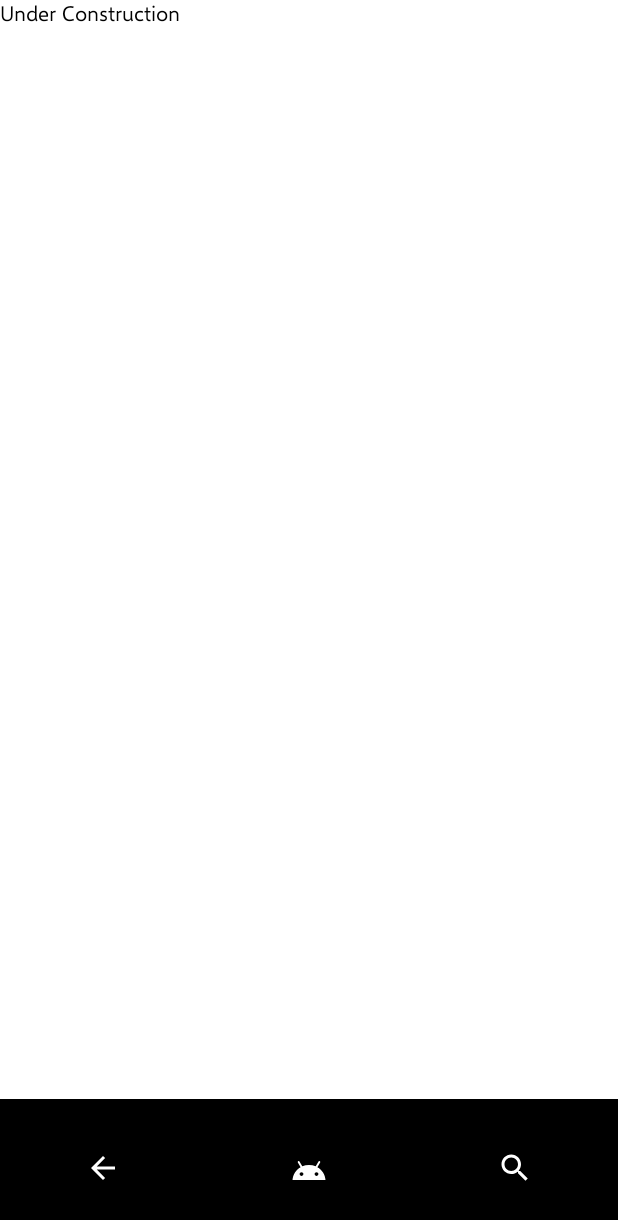
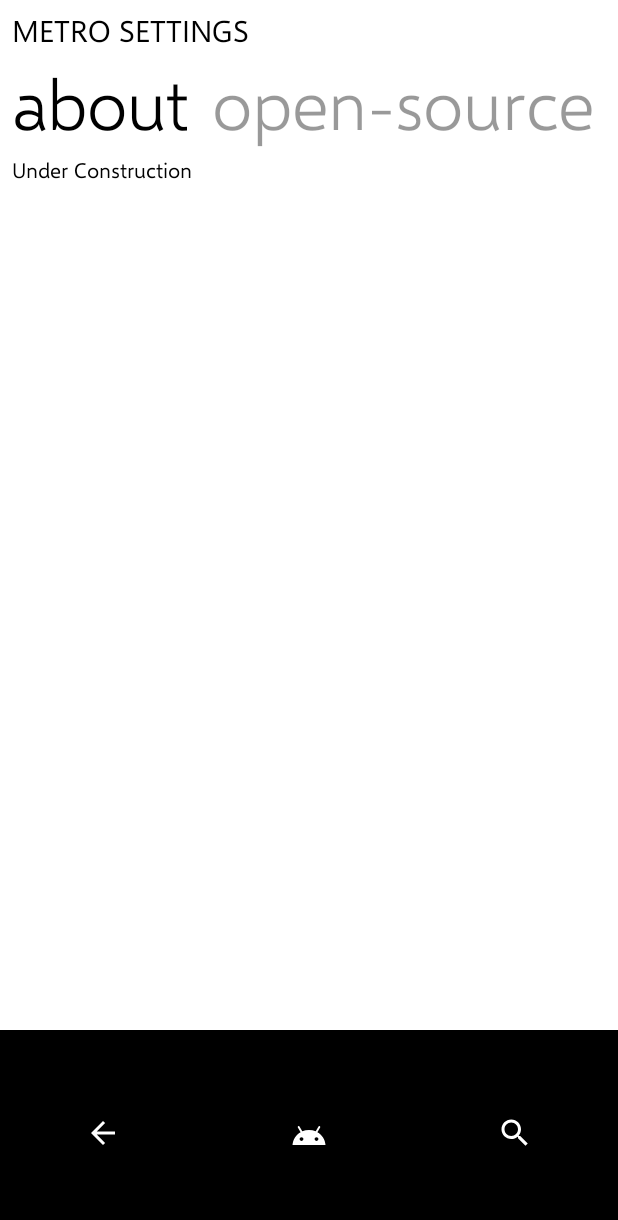
Before and after one commit to louis993546/Metro-Compose, an Android app built with Jetpack Compose: the MetroSettingsApp screen opened through its navigation route, on a phone screen of 412 x 824 dp. Shown: the top 1220 px of the screen. Run offline under Robolectric (Android 15) with nearby library versions, the phone set to English and light mode, and no system bars; our stand-ins replace Timber, accompanist.

Commit message:
Metro Settings now looks like a real app, kinda

```diff
--- a/demo/src/main/java/com/louis993546/metro/MainActivity.kt
+++ b/demo/src/main/java/com/louis993546/metro/MainActivity.kt
@@ -91,12 +91,13 @@ fun DeviceFrame(
     val ratio =
         LocalConfiguration.current.screenHeightDp.toFloat() / LocalConfiguration.current.screenWidthDp.toFloat()
     Timber.tag("qqqq").d(ratio.toString())
-    val isTallScreen = ratio >= 1.9
+    val isTallScreen = ratio >= 1.8
 
     Column {
         Box(
             modifier = Modifier
-                .run { if (isTallScreen) this.aspectRatio(9f / 16f) else this }
+                // Lumia 920 has 1280 * 768 screen
+                .run { if (isTallScreen) this.aspectRatio(9f / 15f) else this }
         ) {
             content()
         }
--- a/metro/src/main/java/com/louis993546/metro/Text.kt
+++ b/metro/src/main/java/com/louis993546/metro/Text.kt
@@ -5,6 +5,7 @@ import androidx.compose.runtime.Composable
 import androidx.compose.ui.Modifier
 import androidx.compose.ui.graphics.Color
 import androidx.compose.ui.text.TextStyle
+import androidx.compose.ui.text.font.FontWeight
 import androidx.compose.ui.unit.TextUnit
 
 /**
@@ -18,6 +19,7 @@ fun Text(
     text: String,
     color: Color = LocalTextOnBackgroundColor.current,
     size: TextUnit = TextUnit.Unspecified,
+    weight: FontWeight = FontWeight.Normal,
 ) {
     BasicText(
         modifier = modifier,
@@ -26,6 +28,7 @@ fun Text(
             fontFamily = fontFamily,
             color = color,
             fontSize = size,
+            fontWeight = weight,
         ),
     )
 }
--- a/metro_settings/build.gradle
+++ b/metro_settings/build.gradle
@@ -32,6 +32,7 @@ android {
 
 dependencies {
     implementation project(path: ":metro")
+    implementation "com.google.accompanist:accompanist-pager:$accompanist_version"
     testImplementation 'junit:junit:4.13.2'
     androidTestImplementation 'androidx.test.ext:junit:1.1.3'
     androidTestImplementation 'androidx.test.espresso:espresso-core:3.4.0'
--- a/metro_settings/src/main/java/com/louis993546/metro_settings/MetroSettingsApp.kt
+++ b/metro_settings/src/main/java/com/louis993546/metro_settings/MetroSettingsApp.kt
@@ -1,15 +1,106 @@
 package com.louis993546.metro_settings
 
-import androidx.compose.foundation.layout.Box
+import androidx.compose.foundation.clickable
+import androidx.compose.foundation.horizontalScroll
+import androidx.compose.foundation.layout.*
+import androidx.compose.foundation.lazy.LazyRow
+import androidx.compose.foundation.lazy.items
+import androidx.compose.foundation.lazy.itemsIndexed
+import androidx.compose.foundation.lazy.rememberLazyListState
+import androidx.compose.foundation.rememberScrollState
 import androidx.compose.runtime.Composable
+import androidx.compose.runtime.LaunchedEffect
+import androidx.compose.runtime.rememberCoroutineScope
+import androidx.compose.runtime.snapshotFlow
+import androidx.compose.ui.Alignment
 import androidx.compose.ui.Modifier
+import androidx.compose.ui.text.font.FontWeight
+import androidx.compose.ui.unit.dp
+import androidx.compose.ui.unit.sp
+import com.google.accompanist.pager.ExperimentalPagerApi
+import com.google.accompanist.pager.HorizontalPager
+import com.google.accompanist.pager.rememberPagerState
+import com.louis993546.metro.LocalTextOnBackgroundColor
 import com.louis993546.metro.Text
+import kotlinx.coroutines.flow.collect
+import kotlinx.coroutines.launch
 
+@ExperimentalPagerApi
 @Composable
 fun MetroSettingsApp(
     modifier: Modifier = Modifier,
 ) {
-    Box(modifier = modifier) {
+    Column(modifier = modifier) {
+        Text(
+            text = "METRO SETTINGS",
+            size = 20.sp,
+            modifier = Modifier.padding(top = 8.dp, start = 8.dp, end = 8.dp),
+        )
+
+        val scope = rememberCoroutineScope()
+
+        val listState = rememberLazyListState()
+        val pagerState = rememberPagerState(pageCount = 2)
+        // TODO connect scrollState and pagerState together somehow
+
+        LaunchedEffect(pagerState) {
+            snapshotFlow { pagerState.currentPage }.collect {
+                listState.animateScrollToItem(it)
+            }
+        }
+
+        LazyRow(
+            modifier = Modifier.padding(top = 8.dp, start = 8.dp, end = 8.dp),
+            state = listState,
+            horizontalArrangement = Arrangement.spacedBy(16.dp, alignment = Alignment.Start),
+        ) {
+            itemsIndexed(
+                listOf("about", "open-source licenses"),
+                key = { i, item -> item }
+            ) { index, title ->
+                Text(
+                    text = title,
+                    size = 47.sp,
+                    weight = FontWeight.Light,
+                    color = if (pagerState.currentPage == index) LocalTextOnBackgroundColor.current
+                    else LocalTextOnBackgroundColor.current.copy(alpha = 0.4f),
+                    modifier = Modifier.clickable {
+                        scope.launch {
+                            listState.animateScrollToItem(index)
+                            pagerState.animateScrollToPage(index)
+                        }
+                    }
+                )
+            }
+        }
+        HorizontalPager(state = pagerState) { page ->
+            when (page) {
+                0 -> AboutUs(modifier = Modifier
+                    .fillMaxWidth()
+                    .padding(8.dp))
+                1 -> OpenSourceLicenses(modifier = Modifier
+                    .fillMaxWidth()
+                    .padding(8.dp))
+            }
+        }
+    }
+}
+
+@Composable
+fun AboutUs(
+    modifier: Modifier = Modifier,
+) {
+    Column(modifier = modifier.fillMaxHeight()) {
         Text(text = "Under Construction")
     }
 }
+
+@Composable
+fun OpenSourceLicenses(
+    modifier: Modifier = Modifier,
+) {
+    Column(modifier = modifier.fillMaxHeight()) {
+        Text(text = "TODO Typography")
+        Text(text = "TODO iirc there is some library to scrap all the licenses right?")
+    }
+}
```
